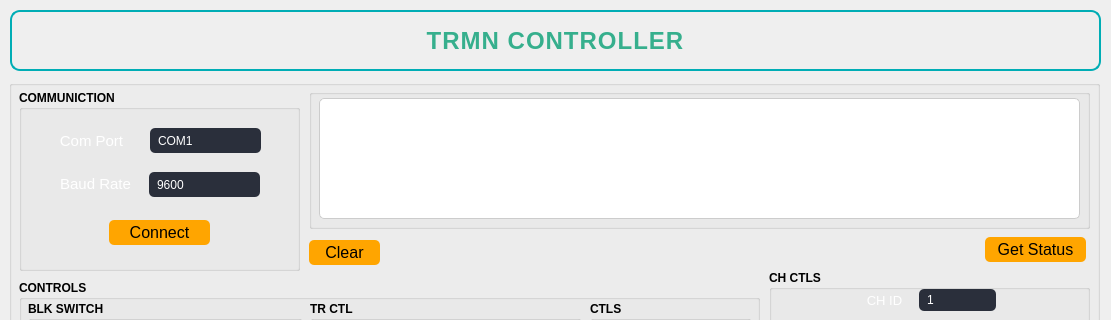
Old version of the form trm_rnd4.ui in the repository PavanKumar2621/TrmRNDController; both pictures show x 0 to 1111 and y 0 to 320 of the 1111 by 729 pixel window.
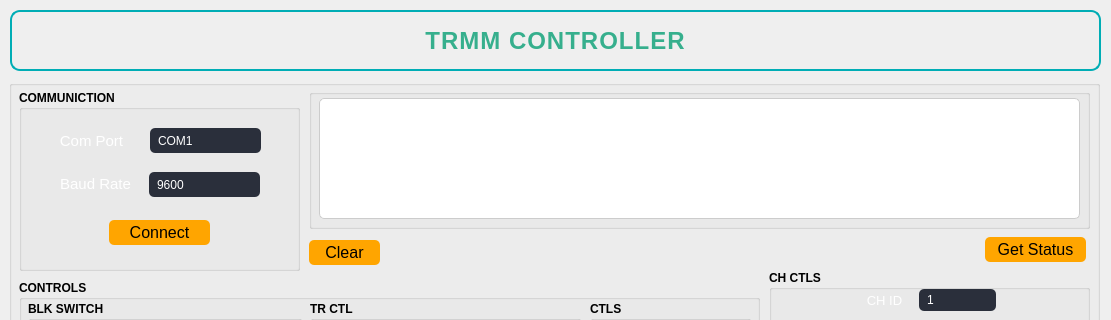
New version of the form. Icons and pictures are not drawn.

Commit message: Updated Frame Format from Big Endian to Little Endian and changed the tittle TRMN to TRMM

The edit to the form file:
```diff
--- a/trm_rnd4.ui
+++ b/trm_rnd4.ui
@@ -68,7 +68,7 @@
 </string>
    </property>
    <property name="text">
-    <string>TRMN CONTROLLER</string>
+    <string>TRMM CONTROLLER</string>
    </property>
    <property name="alignment">
     <set>Qt::AlignmentFlag::AlignCenter</set>
```
The commit also changes 25 other files.
